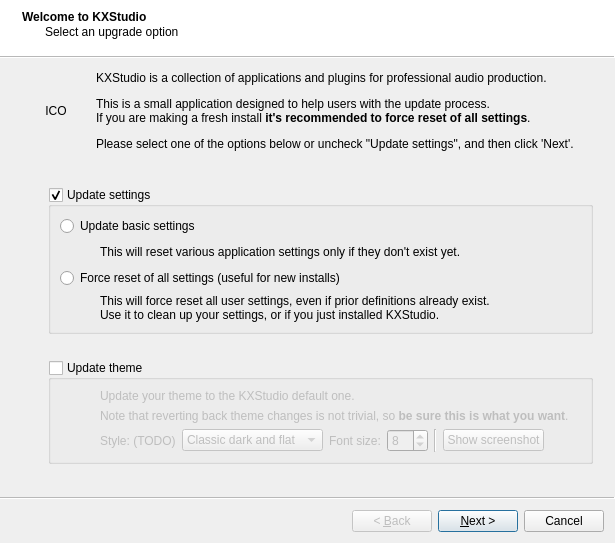
This is welcome/welcome.ui in KXStudio/KXStudio as Qt 5 draws it before an edit. The edited form follows.
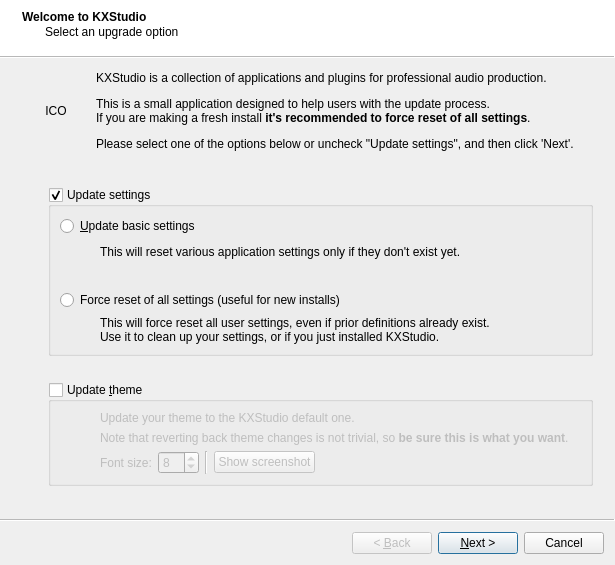
This is the edited form.

```diff
--- a/welcome/welcome.ui
+++ b/welcome/welcome.ui
@@ -7,7 +7,7 @@
     <x>0</x>
     <y>0</y>
     <width>615</width>
-    <height>509</height>
+    <height>565</height>
    </rect>
   </property>
   <property name="windowTitle">
@@ -130,7 +130,7 @@
        <item>
         <widget class="QRadioButton" name="rb_basic">
          <property name="text">
-          <string>Update basic settings</string>
+          <string>&amp;Update basic settings</string>
          </property>
         </widget>
        </item>
@@ -253,7 +253,7 @@
        </sizepolicy>
       </property>
       <property name="title">
-       <string>Update theme</string>
+       <string>Update &amp;theme</string>
       </property>
       <property name="flat">
        <bool>true</bool>
@@ -290,27 +290,6 @@
        </item>
        <item row="2" column="1">
         <layout class="QHBoxLayout" name="horizontalLayout_4">
-         <item>
-          <widget class="QLabel" name="label_5">
-           <property name="text">
-            <string>Style: (TODO)</string>
-           </property>
-          </widget>
-         </item>
-         <item>
-          <widget class="QComboBox" name="cb_style">
-           <item>
-            <property name="text">
-             <string>Classic dark and flat</string>
-            </property>
-           </item>
-           <item>
-            <property name="text">
-             <string>Unity-like light green</string>
-            </property>
-           </item>
-          </widget>
-         </item>
          <item>
           <widget class="QLabel" name="label_4">
            <property name="text">
```
Left out of the diff: 14 changed lines with no effect on the pictures.
